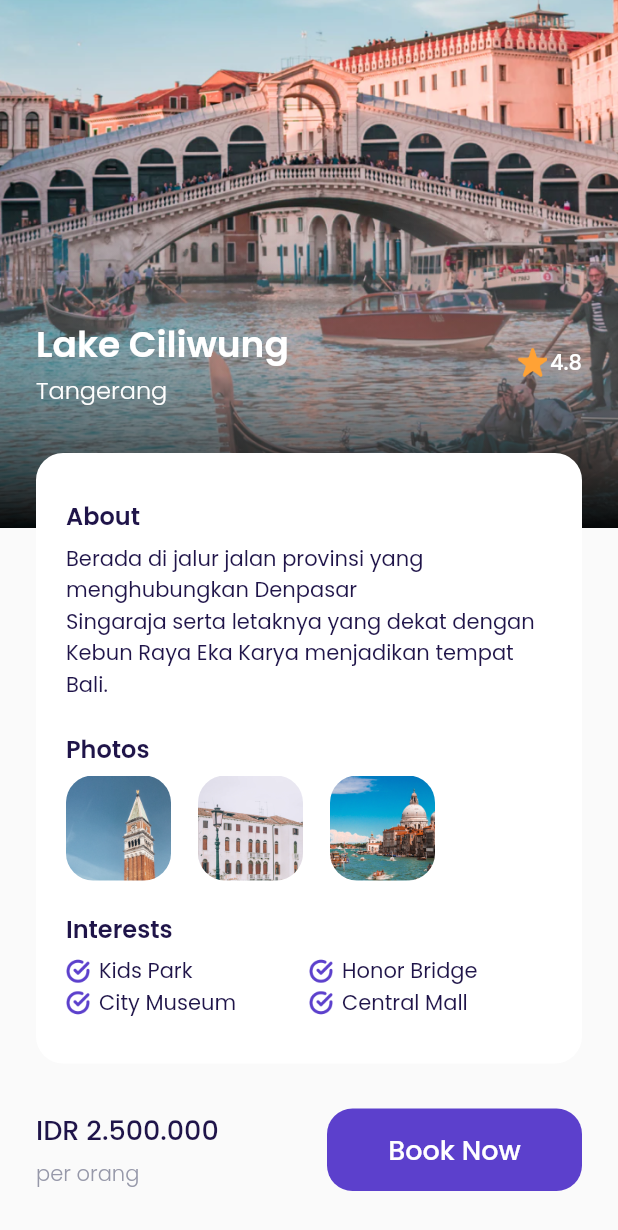
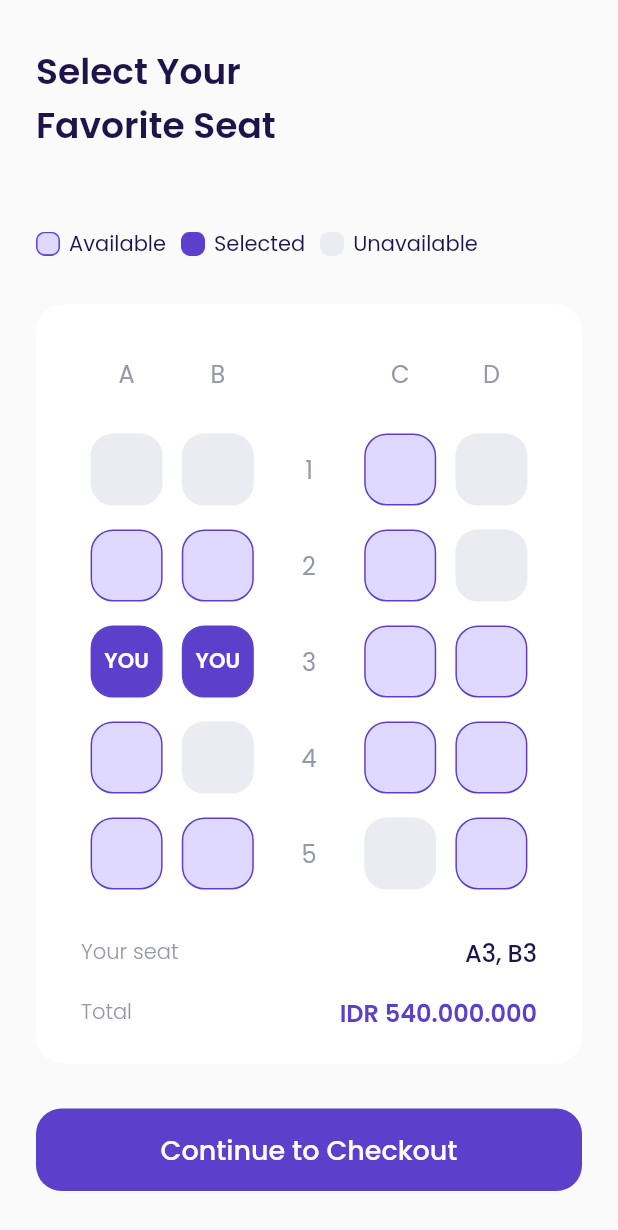
Before and after one commit to AsakaLynux/travel, a Flutter app: the DetailPage screen opened directly, scrolled down 98 dp, after a tap on "Book Now", on a phone screen of 412 x 824 dp. Shown: the top 1230 px of the screen. Run offline on Flutter 3.47's test engine with Material 2 defaults, Android fonts, the phone set to English and light mode, and no system bars; our stand-ins replace google_fonts.

Commit message:
Choose Seat Page - Price & Button

```diff
--- a/lib/shared/theme.dart
+++ b/lib/shared/theme.dart
@@ -14,7 +14,7 @@ Color kbackgroundColor = Color(0xffFAFAFA);
 Color kInactiveColor = Color(0xffDBD7EC);
 Color ktransparentColor = Colors.transparent;
 Color kUnavalaibleColor = Color(0xffEBECF1);
-Color kavalaibleColor = Color(0xffE0D9FF);
+Color kAvalaibleColor = Color(0xffE0D9FF);
 
 TextStyle blackTextStyle = GoogleFonts.poppins(
   color: kBlackColor,
--- /dev/null
+++ b/lib/ui/pages/choose_seat_page.dart
@@ -0,0 +1,373 @@
+import 'package:flutter/material.dart';
+import 'package:travel/ui/widget/custom_button.dart';
+import 'package:travel/ui/widget/seat_item.dart';
+import '../../shared/theme.dart';
+
+class ChooseSeatPage extends StatelessWidget {
+  const ChooseSeatPage({Key? key}) : super(key: key);
+
+  @override
+  Widget build(BuildContext context) {
+    Widget title() {
+      return Container(
+        margin: EdgeInsets.only(top: 30),
+        child: Text(
+          'Select Your\nFavorite Seat',
+          style: blackTextStyle.copyWith(
+            fontSize: 24,
+            fontWeight: semiBold,
+          ),
+        ),
+      );
+    }
+
+    Widget seatStatus() {
+      return Container(
+        margin: EdgeInsets.only(top: 50),
+        child: Row(
+          children: [
+            // Note: Available
+            Container(
+              margin: EdgeInsets.only(right: 6),
+              width: 16,
+              height: 16,
+              decoration: BoxDecoration(
+                image: DecorationImage(
+                  image: AssetImage(
+                    'assets/icon_available.png',
+                  ),
+                ),
+              ),
+            ),
+            Text(
+              'Available',
+              style: blackTextStyle,
+            ),
+
+            // Note: Selected
+            Container(
+              margin: EdgeInsets.only(right: 6, left: 10),
+              width: 16,
+              height: 16,
+              decoration: BoxDecoration(
+                image: DecorationImage(
+                  image: AssetImage(
+                    'assets/icon_selected.png',
+                  ),
+                ),
+              ),
+            ),
+            Text(
+              'Selected',
+              style: blackTextStyle,
+            ),
+
+            // Note: Unavailable
+            Container(
+              margin: EdgeInsets.only(right: 6, left: 10),
+              width: 16,
+              height: 16,
+              decoration: BoxDecoration(
+                image: DecorationImage(
+                  image: AssetImage(
+                    'assets/icon_unavailable.png',
+                  ),
+                ),
+              ),
+            ),
+            Text(
+              'Unavailable',
+              style: blackTextStyle,
+            ),
+          ],
+        ),
+      );
+    }
+
+    Widget selectedSeat() {
+      return Container(
+        margin: EdgeInsets.only(top: 30),
+        width: double.infinity,
+        padding: EdgeInsets.symmetric(
+          horizontal: 30,
+          vertical: 22,
+        ),
+        decoration: BoxDecoration(
+          borderRadius: BorderRadius.circular(18),
+          color: kWhiteColor,
+        ),
+        child: Column(
+          children: [
+            // Note: Seat alphabet
+            Row(
+              mainAxisAlignment: MainAxisAlignment.spaceAround,
+              children: [
+                Container(
+                  width: 48,
+                  height: 48,
+                  child: Center(
+                    child: Text(
+                      'A',
+                      style: greyTextStyle.copyWith(
+                        fontSize: 16,
+                      ),
+                    ),
+                  ),
+                ),
+                Container(
+                  width: 48,
+                  height: 48,
+                  child: Center(
+                    child: Text(
+                      'B',
+                      style: greyTextStyle.copyWith(
+                        fontSize: 16,
+                      ),
+                    ),
+                  ),
+                ),
+                Container(
+                  width: 48,
+                  height: 48,
+                  child: Center(
+                    child: Text(
+                      '',
+                      style: greyTextStyle.copyWith(
+                        fontSize: 16,
+                      ),
+                    ),
+                  ),
+                ),
+                Container(
+                  width: 48,
+                  height: 48,
+                  child: Center(
+                    child: Text(
+                      'C',
+                      style: greyTextStyle.copyWith(
+                        fontSize: 16,
+                      ),
+                    ),
+                  ),
+                ),
+                Container(
+                  width: 48,
+                  height: 48,
+                  child: Center(
+                    child: Text(
+                      'D',
+                      style: greyTextStyle.copyWith(
+                        fontSize: 16,
+                      ),
+                    ),
+                  ),
+                ),
+              ],
+            ),
+
+            // Note: Seat 1
+            Container(
+              margin: EdgeInsets.only(top: 16),
+              child: Row(
+                mainAxisAlignment: MainAxisAlignment.spaceAround,
+                children: [
+                  SeatItem(status: 2),
+                  SeatItem(status: 2),
+                  Container(
+                    width: 48,
+                    height: 48,
+                    child: Center(
+                      child: Text(
+                        '1',
+                        style: greyTextStyle.copyWith(
+                          fontSize: 16,
+                        ),
+                      ),
+                    ),
+                  ),
+                  SeatItem(status: 0),
+                  SeatItem(status: 2),
+                ],
+              ),
+            ),
+
+            // Node: Seat 2
+            Container(
+              margin: EdgeInsets.only(top: 16),
+              child: Row(
+                mainAxisAlignment: MainAxisAlignment.spaceAround,
+                children: [
+                  SeatItem(status: 0),
+                  SeatItem(status: 0),
+                  Container(
+                    width: 48,
+                    height: 48,
+                    child: Center(
+                      child: Text(
+                        '2',
+                        style: greyTextStyle.copyWith(
+                          fontSize: 16,
+                        ),
+                      ),
+                    ),
+                  ),
+                  SeatItem(status: 0),
+                  SeatItem(status: 2),
+                ],
+              ),
+            ),
+
+            // Note: Seat 3
+            Container(
+              margin: EdgeInsets.only(top: 16),
+              child: Row(
+                mainAxisAlignment: MainAxisAlignment.spaceAround,
+                children: [
+                  SeatItem(status: 1),
+                  SeatItem(status: 1),
+                  Container(
+                    width: 48,
+                    height: 48,
+                    child: Center(
+                      child: Text(
+                        '3',
+                        style: greyTextStyle.copyWith(
+                          fontSize: 16,
+                        ),
+                      ),
+                    ),
+                  ),
+                  SeatItem(status: 0),
+                  SeatItem(status: 0),
+                ],
+              ),
+            ),
+
+            // Note: Seat 4
+            Container(
+              margin: EdgeInsets.only(top: 16),
+              child: Row(
+                mainAxisAlignment: MainAxisAlignment.spaceAround,
+                children: [
+                  SeatItem(status: 0),
+                  SeatItem(status: 2),
+                  Container(
+                    width: 48,
+                    height: 48,
+                    child: Center(
+                      child: Text(
+                        '4',
+                        style: greyTextStyle.copyWith(
+                          fontSize: 16,
+                        ),
+                      ),
+                    ),
+                  ),
+                  SeatItem(status: 0),
+                  SeatItem(status: 0),
+                ],
+              ),
+            ),
+
+            // Note: Seat 5
+            Container(
+              margin: EdgeInsets.only(top: 16),
+              child: Row(
+                mainAxisAlignment: MainAxisAlignment.spaceAround,
+                children: [
+                  SeatItem(status: 0),
+                  SeatItem(status: 0),
+                  Container(
+                    width: 48,
+                    height: 48,
+                    child: Center(
+                      child: Text(
+                        '5',
+                        style: greyTextStyle.copyWith(
+                          fontSize: 16,
+                        ),
+                      ),
+                    ),
+                  ),
+                  SeatItem(status: 2),
+                  SeatItem(status: 0),
+                ],
+              ),
+            ),
+            // Note: Your Seat
+            Container(
+              margin: EdgeInsets.only(top: 30),
+              child: Row(
+                mainAxisAlignment: MainAxisAlignment.spaceBetween,
+                children: [
+                  Text(
+                    'Your seat',
+                    style: greyTextStyle.copyWith(
+                      fontWeight: ligth,
+                    ),
+                  ),
+                  Text(
+                    'A3, B3',
+                    style: blackTextStyle.copyWith(
+                      fontSize: 16,
+                      fontWeight: medium,
+                    ),
+                  )
+                ],
+              ),
+            ),
+
+            // Note: Total
+            Container(
+              margin: EdgeInsets.only(top: 16),
+              child: Row(
+                mainAxisAlignment: MainAxisAlignment.spaceBetween,
+                children: [
+                  Text(
+                    'Total',
+                    style: greyTextStyle.copyWith(
+                      fontWeight: ligth,
+                    ),
+                  ),
+                  Text(
+                    'IDR 540.000.000',
+                    style: purpleTextStyle.copyWith(
+                      fontSize: 16,
+                      fontWeight: semiBold,
+                    ),
+                  )
+                ],
+              ),
+            ),
+          ],
+        ),
+      );
+    }
+
+    Widget checkoutButton() {
+      return CustomButton(
+        title: 'Continue to Checkout',
+        onPressed: () {},
+        margin: EdgeInsets.only(
+          top: 30,
+          bottom: 46,
+        ),
+      );
+    }
+
+    return Scaffold(
+      backgroundColor: kbackgroundColor,
+      body: ListView(
+        padding: EdgeInsets.symmetric(
+          horizontal: 24,
+        ),
+        children: [
+          title(),
+          seatStatus(),
+          selectedSeat(),
+          checkoutButton(),
+        ],
+      ),
+    );
+  }
+}
--- a/lib/ui/pages/detail_page.dart
+++ b/lib/ui/pages/detail_page.dart
@@ -1,4 +1,5 @@
 import 'package:flutter/material.dart';
+import 'package:travel/ui/pages/choose_seat_page.dart';
 import 'package:travel/ui/widget/custom_button.dart';
 import 'package:travel/ui/widget/interest_item.dart';
 import 'package:travel/ui/widget/photo_item.dart';
@@ -220,7 +221,14 @@ class DetailPage extends StatelessWidget {
                   // Note: Book Button
                   CustomButton(
                     title: 'Book Now',
-                    onPressed: () {},
+                    onPressed: () {
+                      Navigator.push(
+                        context,
+                        MaterialPageRoute(
+                          builder: (context) => ChooseSeatPage(),
+                        ),
+                      );
+                    },
                     width: 170,
                   ),
                 ],
--- /dev/null
+++ b/lib/ui/widget/seat_item.dart
@@ -0,0 +1,90 @@
+import 'package:flutter/material.dart';
+
+import '../../shared/theme.dart';
+
+class SeatItem extends StatelessWidget {
+  // Note:
+  /*
+  0. Available
+  1. Selected
+  2. Unavalaible
+  */
+
+  final int status;
+
+  const SeatItem({
+    Key? key,
+    required this.status,
+  }) : super(key: key);
+
+  @override
+  Widget build(BuildContext context) {
+    backGroundColor() {
+      switch (status) {
+        case 0:
+          return kAvalaibleColor;
+
+        case 1:
+          return kPrimaryColor;
+
+        case 2:
+          return kUnavalaibleColor;
+
+        default:
+          return kUnavalaibleColor;
+      }
+    }
+
+    borderColor() {
+      switch (status) {
+        case 0:
+          return kPrimaryColor;
+
+        case 1:
+          return kPrimaryColor;
+
+        case 2:
+          return kUnavalaibleColor;
+
+        default:
+          return kUnavalaibleColor;
+      }
+    }
+
+    child() {
+      switch (status) {
+        case 0:
+          return SizedBox();
+
+        case 1:
+          return Center(
+            child: Text(
+              'YOU',
+              style: whiteTextStyle.copyWith(
+                fontWeight: semiBold,
+              ),
+            ),
+          );
+
+        case 2:
+          return SizedBox();
+
+        default:
+          return SizedBox();
+      }
+    }
+
+    return Container(
+      width: 48,
+      height: 48,
+      decoration: BoxDecoration(
+        color: backGroundColor(),
+        borderRadius: BorderRadius.circular(15),
+        border: Border.all(
+          color: borderColor(),
+        ),
+      ),
+      child: child(),
+    );
+  }
+}
```
